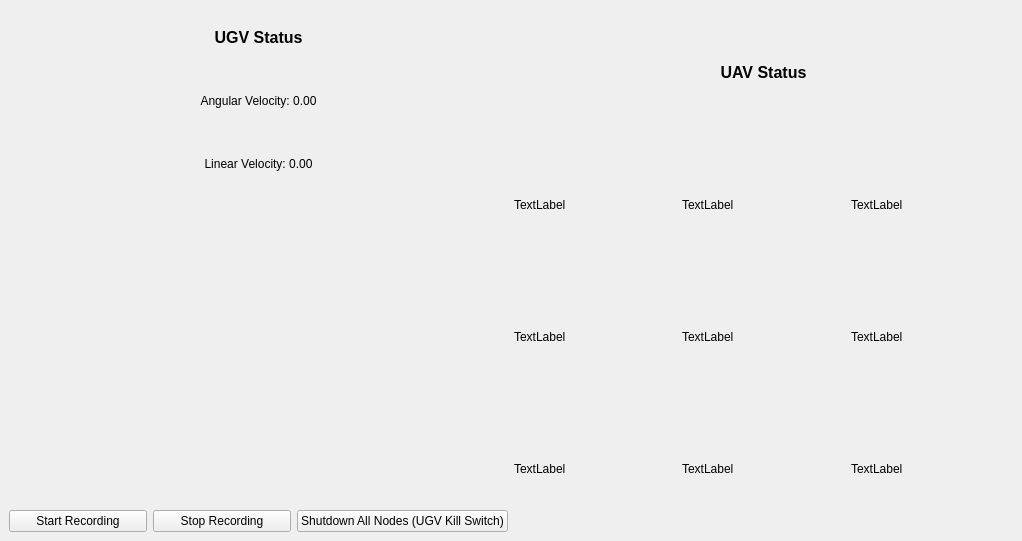
First picture: the form in robot_dashboard.ui, repository yushayusha/jetacker-communication, before the edit.
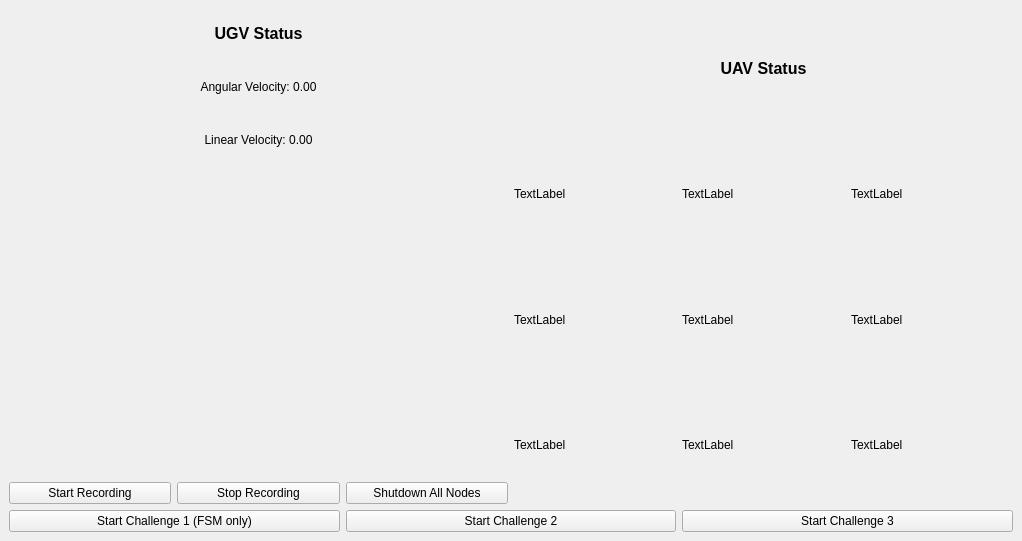
Second picture: the form after the edit.

```diff
--- a/robot_dashboard.ui
+++ b/robot_dashboard.ui
@@ -103,7 +103,7 @@
           <item>
            <widget class="QPushButton" name="btn_shutdown">
             <property name="text">
-             <string>Shutdown All Nodes (UGV Kill Switch)</string>
+             <string>Shutdown All Nodes</string>
             </property>
            </widget>
           </item>
@@ -209,6 +209,31 @@
       </item>
      </layout>
     </item>
+    <item>
+     <layout class="QHBoxLayout" name="horizontalLayout_3">
+      <item>
+       <widget class="QPushButton" name="btn_start_challenge1">
+        <property name="text">
+         <string>Start Challenge 1 (FSM only)</string>
+        </property>
+       </widget>
+      </item>
+      <item>
+       <widget class="QPushButton" name="btn_start_challenge2">
+        <property name="text">
+         <string>Start Challenge 2</string>
+        </property>
+       </widget>
+      </item>
+      <item>
+       <widget class="QPushButton" name="btn_start_challenge3">
+        <property name="text">
+         <string>Start Challenge 3</string>
+        </property>
+       </widget>
+      </item>
+     </layout>
+    </item>
    </layout>
   </widget>
  </widget>
```
